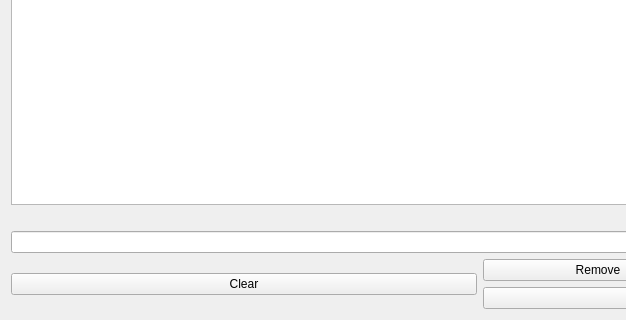
Old version of the form views/tableview.ui in the repository TheDmitry/CS206-OOP-Application; both pictures show x 0 to 626 and y 90 to 410 of the 959 by 410 pixel window.
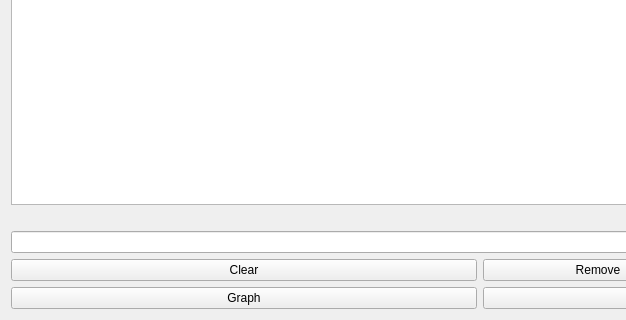
New version of the form. Icons and pictures are not drawn.

What changed in the file:
```diff
--- a/views/tableview.ui
+++ b/views/tableview.ui
@@ -36,11 +36,22 @@
    <item row="3" column="0">
     <layout class="QHBoxLayout" name="horizontalLayout">
      <item>
+      <layout class="QVBoxLayout" name="verticalLayout">
+       <item>
       <widget class="QPushButton" name="pushButton_clear">
        <property name="text">
         <string>Clear</string>
        </property>
       </widget>
+       </item>
+       <item>
+        <widget class="QPushButton" name="pushButton_graph">
+         <property name="text">
+          <string>Graph</string>
+         </property>
+        </widget>
+       </item>
+      </layout>
      </item>
      <item>
       <layout class="QVBoxLayout" name="verticalLayout_6">
```
Lines whose indentation alone changed are shown as unchanged.
